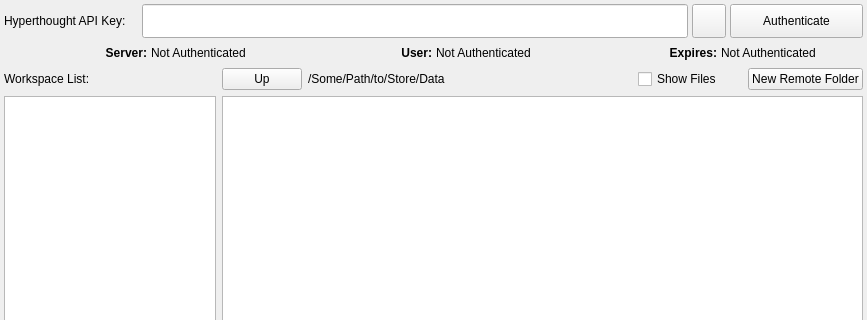
Before: the Qt Designer form UI_Files/hyperthoughtdialog.ui in BlueQuartzSoftware/MetaForge, drawn with Qt 5; both pictures show x 0 to 867 and y 0 to 320 of the 867 by 497 pixel window.
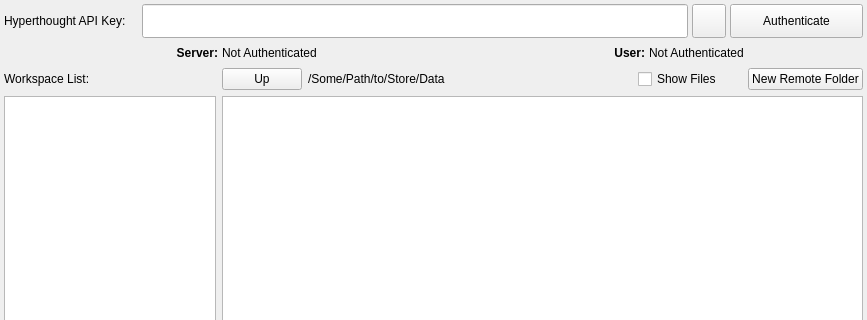
After: the same form once the commit is applied. Icons and pictures are not drawn. Custom widgets are drawn as their Qt base class.

```diff
--- a/UI_Files/hyperthoughtdialog.ui
+++ b/UI_Files/hyperthoughtdialog.ui
@@ -98,29 +98,6 @@
        </property>
       </widget>
      </item>
-     <item>
-      <widget class="QLabel" name="label_2">
-       <property name="font">
-        <font>
-         <weight>75</weight>
-         <bold>true</bold>
-        </font>
-       </property>
-       <property name="text">
-        <string>Expires:</string>
-       </property>
-       <property name="alignment">
-        <set>Qt::AlignRight|Qt::AlignTrailing|Qt::AlignVCenter</set>
-       </property>
-      </widget>
-     </item>
-     <item>
-      <widget class="QLabel" name="token_expiration">
-       <property name="text">
-        <string>Not Authenticated</string>
-       </property>
-      </widget>
-     </item>
     </layout>
    </item>
    <item row="5" column="0" colspan="4">
```
